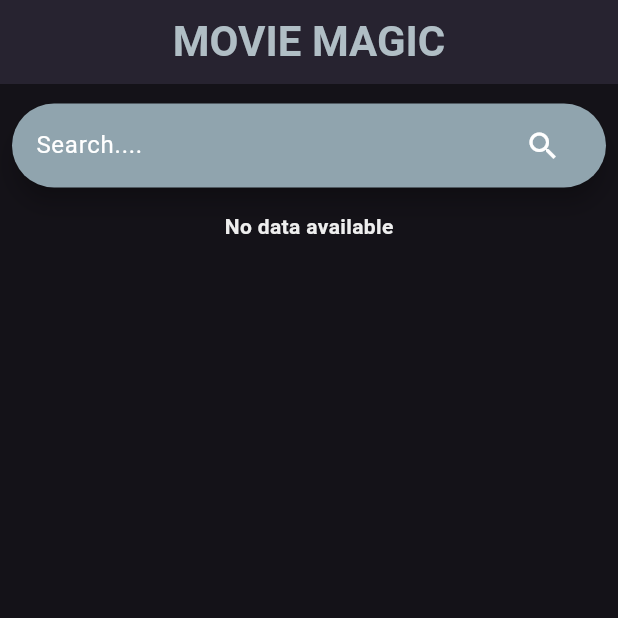
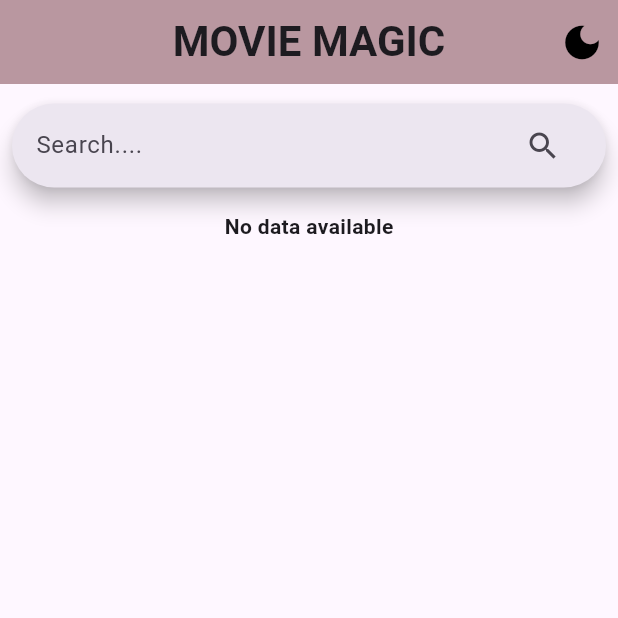
Before and after one commit to bikashgyawali321/Movie-Mate, a Flutter app: the screen it shows after launch, on a phone screen of 412 x 824 dp, the top half of it. Run offline on Flutter 3.47's test engine with Material 3 defaults, Android fonts, the phone set to English and light mode, and no system bars; our stand-ins replace cloud_firestore, dio, firebase_auth, firebase_core, flutter_rating_bar, google_sign_in; missing offline and left inert: flutter_facebook_auth; accounts and stored records are empty.

Commit message:
Dark theme white theme setup completed

```diff
--- a/lib/main.dart
+++ b/lib/main.dart
@@ -2,12 +2,12 @@
 
 import 'package:firebase_core/firebase_core.dart';
 import 'package:flutter/material.dart';
+import 'package:movie_mate/provider/theme_provider.dart';
 
 import 'package:provider/provider.dart';
 import 'package:movie_mate/screens/register.dart';
 import 'provider/movies_providers.dart';
 import 'screens/home.dart';
-import 'screens/splash.dart';
 
 void main() async {
   WidgetsFlutterBinding.ensureInitialized();
@@ -27,11 +27,16 @@ class MyApp extends StatelessWidget {
   @override
   Widget build(BuildContext context) {
     return MultiProvider(
-      providers: [ChangeNotifierProvider(create: (_) => MovieProvider())],
-      child: MaterialApp(
-        theme: ThemeData.dark().copyWith(
-          primaryColor: const Color.fromARGB(133, 154, 139, 141),
-        ),
+        providers: [
+          ChangeNotifierProvider(create: (_) => MovieProvider()),
+          ChangeNotifierProvider(
+              create: (_) => ThemeProvider(ThemeData.light()))
+        ],
+        child: Consumer<ThemeProvider>(
+          builder: (context, themeProvider, child) {
+            return MaterialApp(
+              debugShowCheckedModeBanner: false,
+              theme: themeProvider.getTheme,
               initialRoute: '/',
               routes: {
                 '/': (context) => const HomeScreen(),
@@ -39,7 +44,8 @@ class MyApp extends StatelessWidget {
                 '/register': (context) => const Register()
               },
               title: 'Movie Magic',
-      ),
             );
+          },
+        ));
   }
 }
--- a/lib/screens/home.dart
+++ b/lib/screens/home.dart
@@ -1,4 +1,4 @@
-// ignore_for_file: avoid_print
+// ignore_for_file: avoid_print, prefer_const_constructors
 
 import 'package:flutter/material.dart';
 import 'package:movie_mate/provider/movies_providers.dart';
@@ -14,7 +14,6 @@ class HomeScreen extends StatelessWidget {
 
   @override
   Widget build(BuildContext context) {
-    print('Building home screen');
     Provider.of<MovieProvider>(context, listen: false).movie;
 
     return Scaffold(
@@ -90,9 +89,6 @@ class HomeScreen extends StatelessWidget {
                                     ),
                                   );
                                 },
-                                child: Hero(
-                                  tag: "movie/${movie.id}/${movie.poster}",
-
                                 child: Padding(
                                   padding:
                                       const EdgeInsets.fromLTRB(1, 2, 3, 2),
@@ -104,7 +100,6 @@ class HomeScreen extends StatelessWidget {
                                       child: Image.network(
                                         movie.poster!,
                                         fit: BoxFit.cover,
-                                        ),
                                       ),
                                     ),
                                   ),
@@ -122,7 +117,7 @@ class HomeScreen extends StatelessWidget {
                         'No data available',
                         style: TextStyle(
                           fontWeight: FontWeight.bold,
-                            color: Colors.grey.shade200),
+                        ),
                       ),
                     ),
                 ],
@@ -131,6 +126,7 @@ class HomeScreen extends StatelessWidget {
           );
         },
       ),
+
     );
   }
 }
--- a/lib/widgets/appbar.dart
+++ b/lib/widgets/appbar.dart
@@ -1,4 +1,9 @@
+// ignore_for_file: prefer_const_constructors
+
 import 'package:flutter/material.dart';
+import 'package:provider/provider.dart';
+
+import '../provider/theme_provider.dart';
 
 class AppBarWidget extends StatelessWidget {
   final String title;
@@ -11,15 +16,35 @@ class AppBarWidget extends StatelessWidget {
   @override
   Widget build(BuildContext context) {
     return AppBar(
-      backgroundColor: const Color.fromARGB(0, 4, 13, 12),
+      backgroundColor: Theme.of(context).brightness == Brightness.dark
+          ? Color.fromARGB(255, 125, 92, 92)
+          : Color.fromARGB(255, 194, 159, 159),
       elevation: 5,
       automaticallyImplyLeading: false,
       centerTitle: true,
-      titleTextStyle: TextStyle(color: Colors.blueGrey.shade200),
       title: Text(
         title,
-        style: const TextStyle(fontSize: 28, fontWeight: FontWeight.bold),
+        style: TextStyle(
+          fontSize: 28,
+          fontWeight: FontWeight.bold,
+        ),
       ),
+      actions: [
+        IconButton(
+          onPressed: () {
+            Provider.of<ThemeProvider>(context, listen: false).toggleTheme();
+          },
+          icon: Icon(
+            Theme.of(context).brightness == Brightness.dark
+                ? Icons.sunny
+                : Icons.dark_mode,
+            color: Theme.of(context).brightness == Brightness.dark
+                ? Colors.white
+                : Colors.black,
+          ),
+          iconSize: 30,
+        ),
+      ],
     );
   }
 }
--- a/lib/widgets/search_bar.dart
+++ b/lib/widgets/search_bar.dart
@@ -23,15 +23,6 @@ class _SearchBarWidgetState extends State<SearchBarWidget> {
           hintText: 'Search....',
           controller: controller,
           onChanged: (value) => context.read<MovieProvider>().getMovies(value),
-          backgroundColor: MaterialStatePropertyAll(
-            Colors.blueGrey.shade300,
-          ),
-          hintStyle: MaterialStateProperty.resolveWith<TextStyle?>(
-            (states) => const TextStyle(color: Colors.white),
-          ),
-          textStyle: MaterialStateProperty.resolveWith<TextStyle?>(
-            (states) => const TextStyle(color: Colors.white),
-          ),
           trailing: [
             Padding(
               padding: const EdgeInsets.only(right: 10.0),
@@ -43,7 +34,6 @@ class _SearchBarWidgetState extends State<SearchBarWidget> {
                   controller.clear();
                 },
                 icon: const Icon(Icons.search),
-                color: Colors.white,
               ),
             )
           ],
--- a/pubspec.yaml
+++ b/pubspec.yaml
@@ -47,6 +47,7 @@ dependencies:
   cloud_firestore: ^4.17.3
   flutter_rating_bar: ^4.0.1
 
+
 dev_dependencies:
   flutter_test:
     sdk: flutter
```
Also changed, not shown: lib/provider/theme_provider.dart (+1 -11 lines), lib/screens/movie_details.dart (+118 -136 lines). Lines whose indentation alone changed are shown as unchanged.
